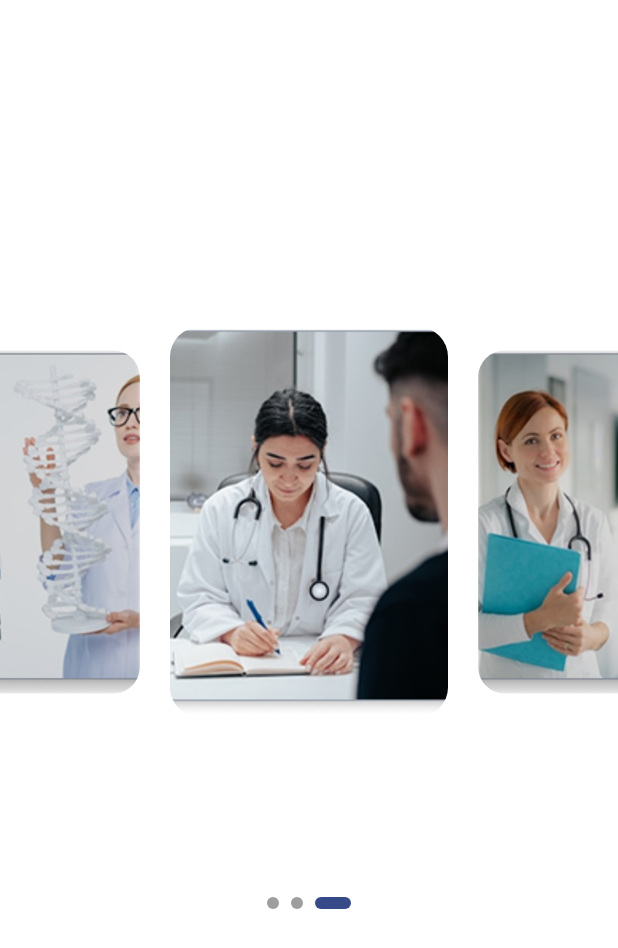
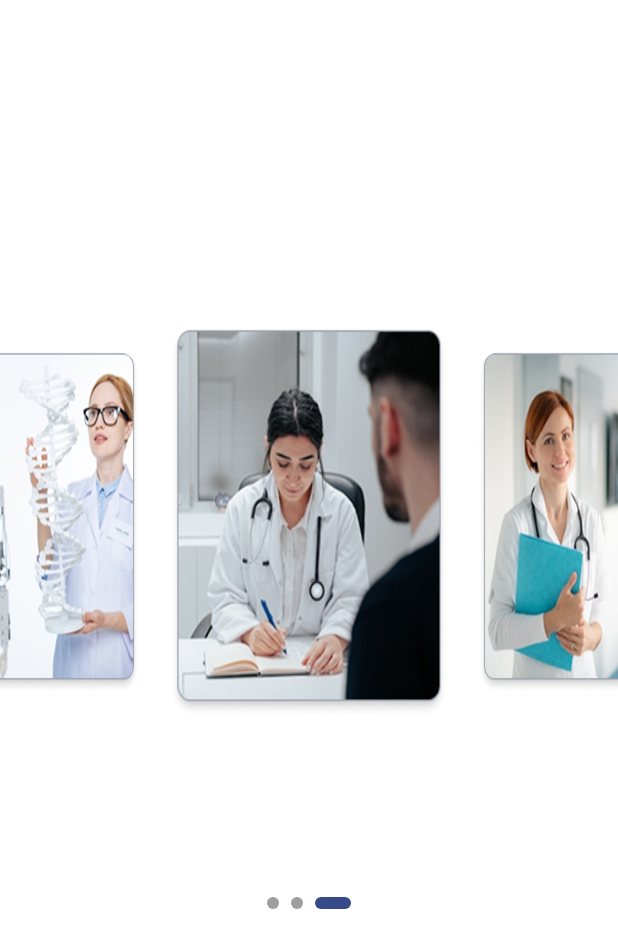
Before and after one commit to odaibishr/doctor_booking_system_with_ai, a Flutter app: the OnBoardingView screen opened by its route, on a phone screen of 412 x 824 dp. Shown: the top 948 px of the screen. Run offline on Flutter 3.47's test engine with Material 3 defaults, Android fonts, the phone set to English and light mode, and no system bars; drawn by our look-alikes of carousel_slider, smooth_page_indicator; our stand-ins replace dio, go_router; missing offline and left inert: data_connection_checker_tv, svg_flutter.

Commit message:
enhacne the image slider in onboarding

```diff
--- a/lib/features/onboarding/presention/widgets/onboarding_body.dart
+++ b/lib/features/onboarding/presention/widgets/onboarding_body.dart
@@ -43,7 +43,7 @@ class _OnBoardingBodyState extends State<OnBoardingBody> {
                 width: isActive ? 230 : 165,
                 duration: const Duration(milliseconds: 350),
                 curve: Curves.easeOut,
-                margin: EdgeInsets.zero, // إزالة أي مسافات
+                margin: EdgeInsets.zero,
                 decoration: BoxDecoration(
                   borderRadius: BorderRadius.circular(20),
                 ),
@@ -54,14 +54,16 @@ class _OnBoardingBodyState extends State<OnBoardingBody> {
                     children: [
                       Image.asset(
                         images[index],
-                        fit: BoxFit.cover,
+                        fit: BoxFit.fill,
                         filterQuality: FilterQuality.high,
                       ),
                       if (!isActive)
                         ImageFiltered(
-                          imageFilter: ImageFilter.blur(sigmaX: 2, sigmaY: 2),
+                          imageFilter: ImageFilter.blur(sigmaX: 2, sigmaY: 1),
                           child: Container(
-                            color: Colors.black.withValues(alpha: 0.15),
+                            height: double.infinity,
+                            width: double.infinity,
+                            color: Colors.transparent,
                           ),
                         ),
                     ],
@@ -99,7 +101,7 @@ class _OnBoardingBodyState extends State<OnBoardingBody> {
                 width: isActive ? 260 : 200,
                 duration: const Duration(milliseconds: 350),
                 curve: Curves.easeOut,
-                margin: EdgeInsets.zero, // Remove any margins
+                margin: EdgeInsets.zero,
                 decoration: BoxDecoration(
                   borderRadius: BorderRadius.circular(10),
                 ),
```
